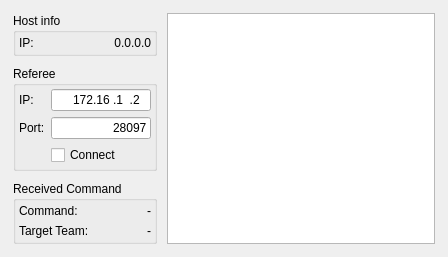
The window that basestation/musashi_rqt_refereebox_client/resource/refereebox_client.ui (tominagalab-apps/musashi-ros2-humble) describes before a commit, drawn with Qt 5.
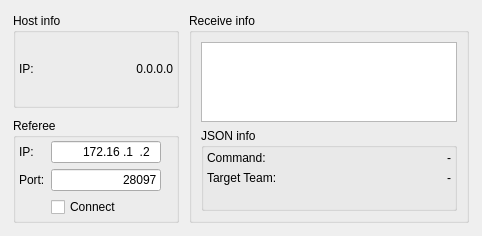
The same window after the commit.

What changed in the file:
```diff
--- a/basestation/musashi_rqt_refereebox_client/resource/refereebox_client.ui
+++ b/basestation/musashi_rqt_refereebox_client/resource/refereebox_client.ui
@@ -6,8 +6,8 @@
    <rect>
     <x>0</x>
     <y>0</y>
-    <width>448</width>
-    <height>250</height>
+    <width>482</width>
+    <height>236</height>
    </rect>
   </property>
   <property name="sizePolicy">
@@ -36,7 +36,7 @@
     <number>10</number>
    </property>
    <item>
-    <layout class="QHBoxLayout" name="horizontalLayout" stretch="0,1">
+    <layout class="QHBoxLayout" name="horizontalLayout" stretch="0,0">
      <property name="spacing">
       <number>10</number>
      </property>
@@ -136,18 +136,18 @@
               </property>
               <property name="minimumSize">
                <size>
-                <width>100</width>
+                <width>110</width>
                 <height>0</height>
                </size>
               </property>
               <property name="maximumSize">
                <size>
-                <width>100</width>
+                <width>110</width>
                 <height>30</height>
                </size>
               </property>
               <property name="inputMask">
-               <string>000.000.000.000; </string>
+               <string>000.000.000.000</string>
               </property>
               <property name="text">
                <string>172.16.1.2</string>
@@ -174,13 +174,13 @@
               </property>
               <property name="minimumSize">
                <size>
-                <width>100</width>
+                <width>110</width>
                 <height>0</height>
                </size>
               </property>
               <property name="maximumSize">
                <size>
-                <width>100</width>
+                <width>110</width>
                 <height>30</height>
                </size>
               </property>
@@ -219,23 +219,58 @@
          </layout>
         </widget>
        </item>
+      </layout>
+     </item>
        <item>
-        <spacer name="verticalSpacer">
-         <property name="orientation">
-          <enum>Qt::Vertical</enum>
-         </property>
-         <property name="sizeHint" stdset="0">
+      <widget class="QGroupBox" name="groupBox_4">
+       <property name="title">
+        <string>Receive info</string>
+       </property>
+       <property name="flat">
+        <bool>false</bool>
+       </property>
+       <property name="checkable">
+        <bool>false</bool>
+       </property>
+       <layout class="QVBoxLayout" name="verticalLayout_5">
+        <item>
+         <widget class="QTextBrowser" name="txtRecv">
+          <property name="sizePolicy">
+           <sizepolicy hsizetype="Expanding" vsizetype="Maximum">
+            <horstretch>0</horstretch>
+            <verstretch>0</verstretch>
+           </sizepolicy>
+          </property>
+          <property name="minimumSize">
           <size>
-           <width>20</width>
-           <height>40</height>
-          </size>
-         </property>
-        </spacer>
+            <width>0</width>
+            <height>80</height>
+           </size>
+          </property>
+          <property name="maximumSize">
+           <size>
+            <width>100000</width>
+            <height>80</height>
+           </size>
+          </property>
+         </widget>
        </item>
        <item>
         <widget class="QGroupBox" name="groupBox_3">
+          <property name="minimumSize">
+           <size>
+            <width>0</width>
+            <height>80</height>
+           </size>
+          </property>
+          <property name="maximumSize">
+           <size>
+            <width>16777215</width>
+            <height>150</height>
+           </size>
+          </property>
          <property name="title">
-          <string>Received Command</string>
+           <string>JSON info</string>
          </property>
          <layout class="QFormLayout" name="formLayout_2">
           <property name="leftMargin">
@@ -288,27 +323,6 @@
         </widget>
        </item>
       </layout>
-     </item>
-     <item>
-      <widget class="QTextBrowser" name="txtRecv">
-       <property name="sizePolicy">
-        <sizepolicy hsizetype="Expanding" vsizetype="Maximum">
-         <horstretch>0</horstretch>
-         <verstretch>0</verstretch>
-        </sizepolicy>
-       </property>
-       <property name="minimumSize">
-        <size>
-         <width>0</width>
-         <height>100</height>
-        </size>
-       </property>
-       <property name="maximumSize">
-        <size>
-         <width>100000</width>
-         <height>100000</height>
-        </size>
-       </property>
       </widget>
      </item>
     </layout>
```
Lines whose indentation alone changed are shown as unchanged.
